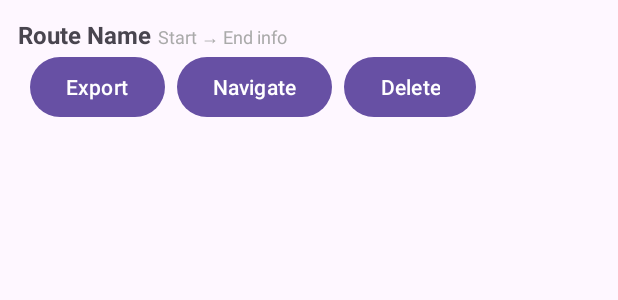
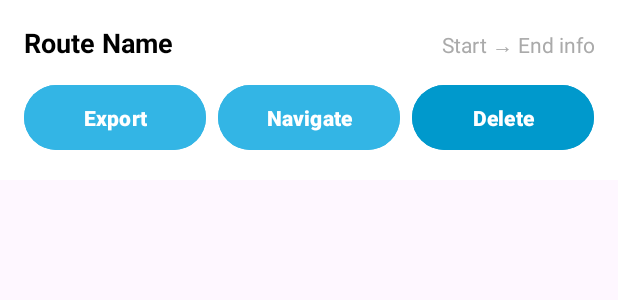
Before and after one commit to nzhan2/cs465-UI-you-see, an Android app: the layout saved_route_row.xml on its own in the app's theme, with its tools: preview values and no code run, on a phone screen of 412 x 824 dp. Shown: the top 300 px of the screen. Run offline under Robolectric (Android 15) with nearby library versions, the phone set to English and light mode, and no system bars.

Commit message:
changing color scheme to analogous blue with complementary colors

```diff
--- a/app/src/main/res/layout/activity_history.xml
+++ b/app/src/main/res/layout/activity_history.xml
@@ -3,7 +3,8 @@
     xmlns:app="http://schemas.android.com/apk/res-auto"
     android:id="@+id/historyRoot"
     android:layout_width="match_parent"
-    android:layout_height="match_parent">
+    android:layout_height="match_parent"
+    android:background="@android:color/white">
 
 
     <androidx.recyclerview.widget.RecyclerView
@@ -19,14 +20,14 @@
         android:layout_height="wrap_content"
         android:text="Clear History"
         android:textColor="@android:color/white"
-        app:backgroundTint="?attr/colorPrimary"
         android:paddingLeft="24dp"
         android:paddingRight="24dp"
         android:paddingTop="12dp"
         android:paddingBottom="12dp"
         app:cornerRadius="50dp"
         android:layout_gravity="end|bottom"
-        android:layout_margin="24dp" />
+        android:layout_margin="24dp"
+        android:backgroundTint="#FF6B6B"/>
 
     <!-- Spacer to push the back button down -->
     <View
@@ -42,7 +43,8 @@
         android:text="Back"
         android:layout_margin="24dp"
         android:layout_gravity="start|bottom"
-        android:layout_marginBottom="24dp" />
+        android:layout_marginBottom="24dp"
+        android:backgroundTint="#FF7F50"/>
 
 
 </FrameLayout>
--- a/app/src/main/res/layout/activity_saved.xml
+++ b/app/src/main/res/layout/activity_saved.xml
@@ -116,8 +116,11 @@
             android:layout_width="wrap_content"
             android:layout_height="wrap_content"
             android:text="Back"
-            android:layout_gravity="start"
-            android:layout_marginBottom="16dp" />
+            android:textSize="16sp"
+            android:textStyle="bold"
+            android:textColor="@android:color/white"
+            android:backgroundTint="#FF7F50"
+            android:layout_marginBottom="24dp" />
     </LinearLayout>
 
 </FrameLayout>
--- a/app/src/main/res/layout/saved_route_row.xml
+++ b/app/src/main/res/layout/saved_route_row.xml
@@ -1,60 +1,82 @@
+<?xml version="1.0" encoding="utf-8"?>
 <LinearLayout xmlns:android="http://schemas.android.com/apk/res/android"
     android:orientation="vertical"
     android:layout_width="match_parent"
     android:layout_height="wrap_content"
-    android:padding="12dp"
-    android:gravity="center_vertical">
+    android:padding="16dp"
+    android:background="@android:color/white">
 
     <!-- Route info -->
     <LinearLayout
         android:orientation="horizontal"
         android:layout_width="match_parent"
-        android:layout_weight="1"
-        android:layout_height="wrap_content">
+        android:layout_height="wrap_content"
+        android:paddingBottom="12dp">
 
         <TextView
             android:id="@+id/routeName"
-            android:layout_width="wrap_content"
+            android:layout_width="0dp"
             android:layout_height="wrap_content"
+            android:layout_weight="1"
             android:textStyle="bold"
-            android:textSize="16sp"
-            android:text="Route Name \t"/>
+            android:textSize="18sp"
+            android:text="Route Name"
+            android:textColor="@android:color/black"/>
 
         <TextView
             android:id="@+id/routeInfo"
             android:layout_width="wrap_content"
             android:layout_height="wrap_content"
-            android:textSize="12sp"
+            android:textSize="14sp"
             android:textColor="@android:color/darker_gray"
-            android:text="Start → End info"/>
+            android:text="Start → End info"
+            android:gravity="end"/>
     </LinearLayout>
 
     <!-- Action buttons -->
     <LinearLayout
         android:orientation="horizontal"
         android:layout_width="match_parent"
-        android:layout_weight="1"
-        android:layout_height="wrap_content">
+        android:layout_height="wrap_content"
+        android:gravity="center_vertical">
+
         <Button
             android:id="@+id/exportButton"
-            android:layout_width="wrap_content"
+            android:layout_width="0dp"
             android:layout_height="wrap_content"
+            android:layout_weight="1"
             android:text="Export"
-            android:layout_marginStart="8dp"/>
+            android:layout_marginEnd="8dp"
+            android:padding="12dp"
+            android:textSize="14sp"
+            android:textStyle="bold"
+            android:textColor="@android:color/white"
+            android:backgroundTint="@android:color/holo_blue_light"/>
 
         <Button
             android:id="@+id/navigateButton"
-            android:layout_width="wrap_content"
+            android:layout_width="0dp"
             android:layout_height="wrap_content"
+            android:layout_weight="1"
             android:text="Navigate"
-            android:layout_marginStart="8dp"/>
+            android:layout_marginEnd="8dp"
+            android:padding="12dp"
+            android:textSize="14sp"
+            android:textStyle="bold"
+            android:textColor="@android:color/white"
+            android:backgroundTint="@android:color/holo_blue_light"/>
 
         <Button
             android:id="@+id/deleteButton"
-            android:layout_width="wrap_content"
+            android:layout_width="0dp"
             android:layout_height="wrap_content"
+            android:layout_weight="1"
             android:text="Delete"
-            android:layout_marginStart="8dp"/>
+            android:padding="12dp"
+            android:textSize="14sp"
+            android:textStyle="bold"
+            android:textColor="@android:color/white"
+            android:backgroundTint="@android:color/holo_blue_dark"/>
     </LinearLayout>
 
 </LinearLayout>
```
